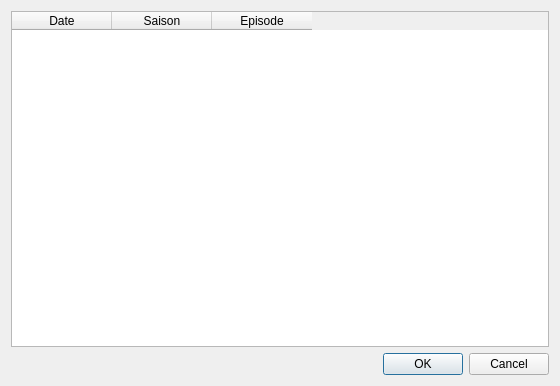
Old version of the form src/ui/dialogs/view_history.ui in the repository seigneurfuo/MyAnimeManager3.
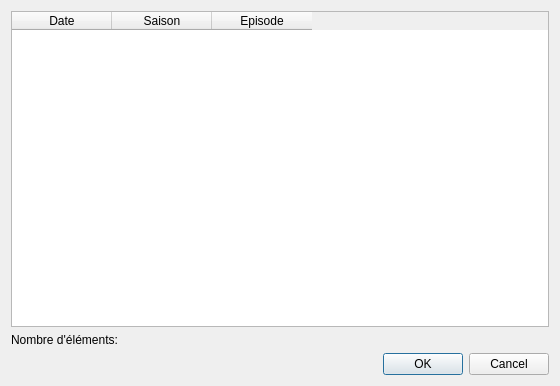
New version of the form.

Commit message: Ajout de deux boutons (sur le planning et sur la fiche de la saison) pour afficher la liste des dates de visionnage.

What changed in the file:
```diff
--- a/src/ui/dialogs/view_history.ui
+++ b/src/ui/dialogs/view_history.ui
@@ -45,6 +45,13 @@
      </column>
     </widget>
    </item>
+   <item>
+    <widget class="QLabel" name="label">
+     <property name="text">
+      <string>Nombre d'éléments:</string>
+     </property>
+    </widget>
+   </item>
    <item>
     <widget class="QDialogButtonBox" name="buttonBox">
      <property name="orientation">
```
The commit also changes 5 other files.
